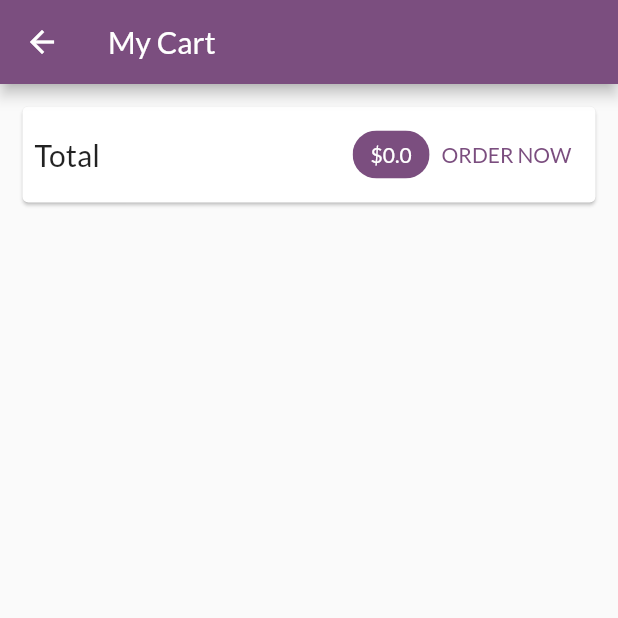
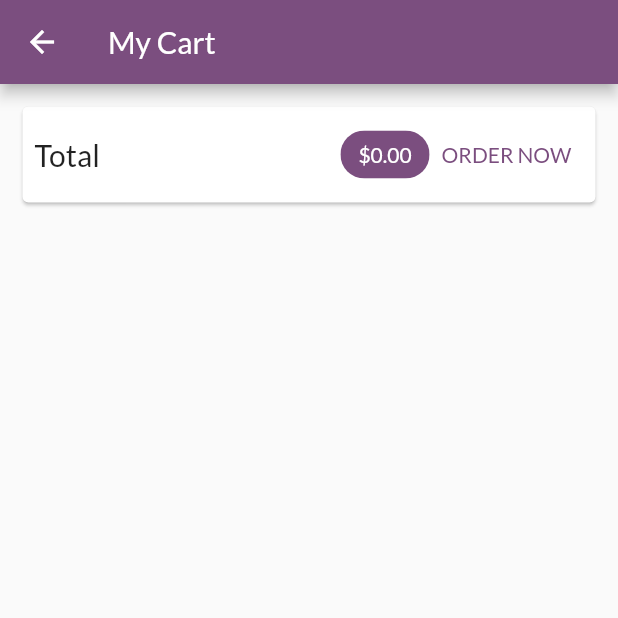
Before and after one commit to Geo1619/shop_app, a Flutter app: the CartScreen screen opened by its route, after a tap on "ORDER NOW", on a phone screen of 412 x 824 dp, the top half of it. Run offline on Flutter 3.47's test engine with Material 2 defaults, Android fonts, the phone set to English and light mode, and no system bars; network calls fail.

```diff
--- /dev/null
+++ b/lib/providers/order.dart
@@ -0,0 +1,37 @@
+import 'package:flutter/foundation.dart';
+import '../providers/cart.dart';
+
+class OrderItem {
+  final String id;
+  final double amount;
+  final List<CartItem> products;
+  final DateTime dateTime;
+
+  OrderItem({
+    required this.id,
+    required this.amount,
+    required this.products,
+    required this.dateTime,
+  });
+}
+
+class Order with ChangeNotifier {
+  List<OrderItem> _orderItems = [];
+
+  List<OrderItem> get orderItems {
+    return [..._orderItems];
+  }
+
+  void addOrder(List<CartItem> cartProducts, double total) {
+    _orderItems.insert(
+      0,
+      OrderItem(
+        id: DateTime.now().toString(),
+        amount: total,
+        products: cartProducts,
+        dateTime: DateTime.now(),
+      ),
+    );
+    notifyListeners();
+  }
+}
--- a/lib/screens/cart_screen.dart
+++ b/lib/screens/cart_screen.dart
@@ -1,8 +1,10 @@
 import 'package:flutter/material.dart';
 import 'package:provider/provider.dart';
+import 'package:shop_app/providers/order.dart';
+import 'package:shop_app/screens/orders_screen.dart';
 
-import '../providers/cart.dart' show Cart;
-import '../widgets/cart_item.dart';
+import '../providers/cart.dart';
+import '../widgets/cart_item_tile.dart';
 
 class CartScreen extends StatelessWidget {
   const CartScreen({Key? key}) : super(key: key);
@@ -31,7 +33,7 @@ class CartScreen extends StatelessWidget {
                 const Spacer(),
                 Chip(
                   label: Text(
-                    '\$${cart.totalAmount}',
+                    '\$${cart.totalAmount.toStringAsFixed(2)}',
                     style: TextStyle(
                         color: Theme.of(context)
                             .primaryTextTheme
@@ -41,21 +43,32 @@ class CartScreen extends StatelessWidget {
                   backgroundColor: Theme.of(context).colorScheme.primary,
                 ),
                 TextButton(
-                  onPressed: () {},
+                  onPressed: () {
+                    // cart screen is not interested (aka. does not need to change) in
+                    // changes of our orders so set listen: false
+                    Provider.of<Order>(context, listen: false).addOrder(
+                      cart.items.values.toList(),
+                      cart.totalAmount,
+                    );
+                    //  cart screen needs to listen to cart changes to empty the following ListView of
+                    // cartItems
+                    cart.clear();
+                  },
                   child: const Text('ORDER NOW'),
                 ),
               ],
             ),
           ),
         ),
-        SizedBox(
+        const SizedBox(
           height: 10,
         ),
         Expanded(
           child: ListView.builder(
             itemCount: cart.itemCount,
-            itemBuilder: (ctx, i) => CartItem(
+            itemBuilder: (ctx, i) => CartItemTile(
               id: cart.items.values.toList()[i].id,
+              productId: cart.items.keys.toList()[i],
               title: cart.items.values.toList()[i].title,
               quantity: cart.items.values.toList()[i].quantity,
               price: cart.items.values.toList()[i].price,
--- /dev/null
+++ b/lib/screens/orders_screen.dart
@@ -0,0 +1,29 @@
+import 'package:flutter/material.dart';
+import 'package:provider/provider.dart';
+import 'package:shop_app/widgets/app_drawer.dart';
+import 'package:shop_app/widgets/order_item_tile.dart';
+
+import '../providers/order.dart';
+
+class OrdersScreen extends StatelessWidget {
+  const OrdersScreen({Key? key}) : super(key: key);
+
+  static const routeName = '/order';
+
+  @override
+  Widget build(BuildContext context) {
+    final orderData = Provider.of<Order>(context);
+    return Scaffold(
+      appBar: AppBar(
+        title: Text('My Orders'),
+      ),
+      drawer: AppDrawer(),
+      body: ListView.builder(
+        itemCount: orderData.orderItems.length,
+        itemBuilder: (ctx, i) => OrderItemTile(
+          orderItem: orderData.orderItems[i],
+        ),
+      ),
+    );
+  }
+}
--- a/lib/screens/products_overview_screen.dart
+++ b/lib/screens/products_overview_screen.dart
@@ -1,6 +1,7 @@
 import 'package:flutter/material.dart';
 import 'package:provider/provider.dart';
 import 'package:shop_app/screens/cart_screen.dart';
+import 'package:shop_app/widgets/app_drawer.dart';
 
 import '../providers/cart.dart';
 import '../widgets/badge.dart';
@@ -74,6 +75,7 @@ class _ProductsOverviewScreenState extends State<ProductsOverviewScreen> {
           ),
         ],
       ),
+      drawer: const AppDrawer(),
       body: ProductsGrid(_showOnlyFavorites),
     );
   }
--- /dev/null
+++ b/lib/widgets/order_item_tile.dart
@@ -0,0 +1,73 @@
+import 'dart:math';
+
+import 'package:flutter/material.dart';
+import 'package:intl/intl.dart';
+
+import '../providers/order.dart';
+
+class OrderItemTile extends StatefulWidget {
+  const OrderItemTile({Key? key, required this.orderItem}) : super(key: key);
+
+  final OrderItem orderItem;
+
+  @override
+  State<OrderItemTile> createState() => _OrderItemTileState();
+}
+
+class _OrderItemTileState extends State<OrderItemTile> {
+  var _expanded = false;
+  @override
+  Widget build(BuildContext context) {
+    return Card(
+      margin: const EdgeInsets.all(10),
+      child: Column(
+        children: [
+          ListTile(
+            title: Text('\$${widget.orderItem.amount.toStringAsFixed(2)}'),
+            subtitle: Text(
+              DateFormat('dd/MM/yyyy hh:mm').format(widget.orderItem.dateTime),
+            ),
+            trailing: IconButton(
+              iconSize: 40,
+              icon: Icon(_expanded ? Icons.expand_less : Icons.expand_more),
+              onPressed: () {
+                setState(() {
+                  _expanded = !_expanded;
+                });
+              },
+            ),
+          ),
+          if (_expanded)
+            Container(
+              padding: EdgeInsets.symmetric(horizontal: 15, vertical: 5),
+              height:
+                  min(widget.orderItem.products.length * 20.0 + 20.0, 120.0),
+              child: ListView(
+                children: widget.orderItem.products
+                    .map((prod) => Row(
+                          mainAxisAlignment: MainAxisAlignment.spaceBetween,
+                          children: [
+                            Text(
+                              prod.title,
+                              style: const TextStyle(
+                                fontSize: 18,
+                                fontWeight: FontWeight.bold,
+                              ),
+                            ),
+                            Text(
+                              '${prod.quantity}x \$${prod.price.toStringAsFixed(2)}',
+                              style: const TextStyle(
+                                fontSize: 18,
+                                color: Colors.grey,
+                              ),
+                            ),
+                          ],
+                        ))
+                    .toList(),
+              ),
+            )
+        ],
+      ),
+    );
+  }
+}
--- a/lib/widgets/products_grid.dart
+++ b/lib/widgets/products_grid.dart
@@ -1,6 +1,6 @@
 import 'package:flutter/material.dart';
 import 'package:provider/provider.dart';
-import 'package:shop_app/widgets/product_item.dart';
+import 'package:shop_app/widgets/product_item_grid_tile.dart';
 
 import '../providers/products_provider.dart';
 
@@ -31,7 +31,7 @@ class ProductsGrid extends StatelessWidget {
       itemBuilder: (ctx, i) => ChangeNotifierProvider.value(
         // this is the nearest product provided to product initialized beneath
         value: loadedProducts[i],
-        child: const ProductItem(
+        child: const ProductItemGridTile(
             // loadedProducts[i].id,
             // loadedProducts[i].title,
             // loadedProducts[i].imageUrl,
--- a/pubspec.yaml
+++ b/pubspec.yaml
@@ -35,6 +35,7 @@ dependencies:
   # Use with the CupertinoIcons class for iOS style icons.
   cupertino_icons: ^1.0.2
   provider: ^6.0.2
+  intl: ^0.17.0
 
 dev_dependencies:
   flutter_test:
```
Also changed, not shown: lib/main.dart (+10 -0 lines), lib/providers/cart.dart (+30 -0 lines), lib/screens/edit_product_screen.dart (added, +100 -0 lines), lib/screens/product_details_screen.dart (+36 -0 lines), lib/screens/user_products_screen.dart (added, +43 -0 lines), lib/widgets/app_drawer.dart (added, +44 -0 lines), lib/widgets/cart_item.dart (deleted, +0 -48 lines), lib/widgets/cart_item_tile.dart (added, +95 -0 lines), lib/widgets/product_item_grid_tile.dart (renamed from lib/widgets/product_item.dart, +13 -2 lines), lib/widgets/product_item_list_tile.dart (added, +37 -0 lines), pubspec.lock.
